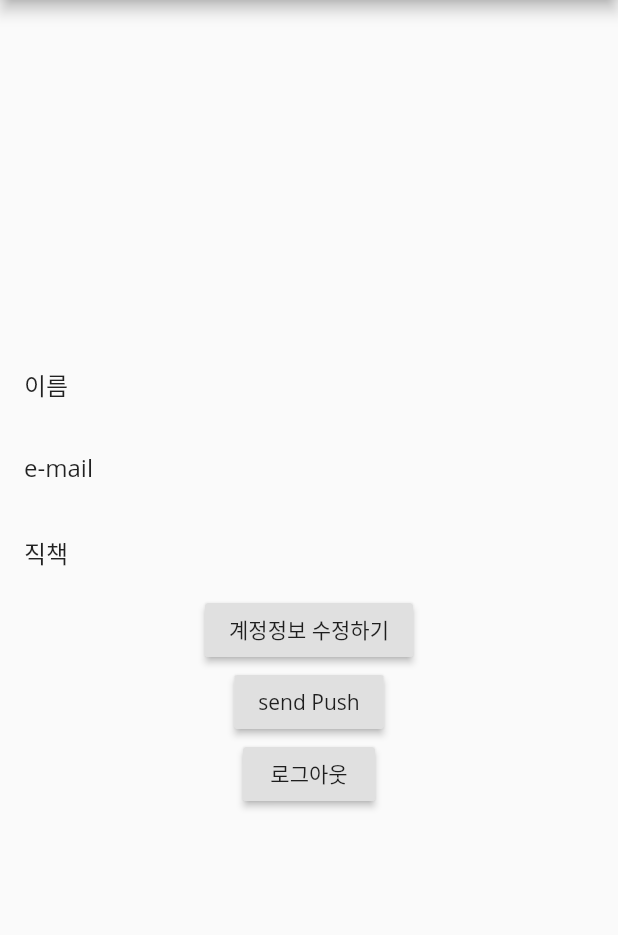
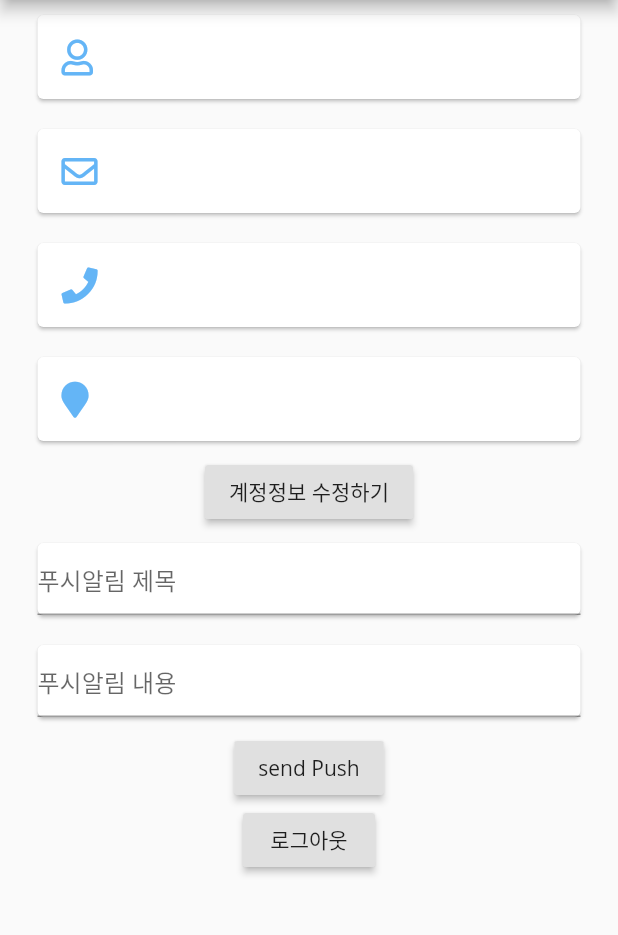
Before and after one commit to soo-oon/CheQ-in, a Flutter app: the BackEndHomeView screen opened directly, tab 4 chosen, after a tap on "send Push", on a phone screen of 412 x 824 dp, the part 84-1019 px from its top. Run offline on Flutter 3.47's test engine with Material 2 defaults, Android fonts, the phone set to English and light mode, and no system bars; our stand-ins replace cloud_firestore, convex_bottom_bar, firebase_auth, firebase_messaging, font_awesome_flutter, get_it and 3 more; missing offline and left inert: dart:ffi, json_table, qrscan; accounts and stored records are empty; generated files the repository leaves out were written again; network calls fail; Roboto replaces fonts that are missing (Open Sans); statements that could not run were skipped.

Commit message:
Fixed merge crashes

```diff
--- a/lib/backend/viewModels/building_view_model.dart
+++ /dev/null
@@ -1,29 +0,0 @@
-import 'package:checkin/backend/viewModels/base_model.dart';
-import 'package:checkin/constants/route_names.dart';
-import 'package:checkin/locator.dart';
-import 'package:checkin/models/user.dart';
-import 'package:checkin/services/authentication_service.dart';
-import 'package:checkin/services/firestore_service.dart';
-import 'package:checkin/services/navigation_service.dart';
-
-class BuildingViewModel extends BaseModel {
-  final AuthenticationService _authenticationService = locator<AuthenticationService>();
-  final NavigationService _navigationService = locator<NavigationService>();
-
-  final FirestoreService _firestoreService = locator<FirestoreService>();
-  User user;
-
-  init() async{
-    setBusy(true);
-    user = await _firestoreService.getUser(
-    currentUser.id);
-    setBusy(false);
-  }
-
-  void signOut() {
-    setBusy(true);
-    _authenticationService.signOut();
-    _navigationService.navigateTo(LoginViewRoute);
-    setBusy(false);
-  }
-}
--- a/lib/backend/viewModels/info_view_model.dart
+++ b/lib/backend/viewModels/info_view_model.dart
@@ -16,7 +16,6 @@ class InfoViewModel extends BaseModel {
 
   TextEditingController titleController = TextEditingController();
   TextEditingController bodyController = TextEditingController();
-
 
   User user;
 
--- a/lib/backend/views/building_view.dart
+++ /dev/null
@@ -1,22 +0,0 @@
-import 'package:checkin/frontend/viewModels/building_view_model.dart';
-import 'package:flutter/material.dart';
-import 'package:provider_architecture/provider_architecture.dart';
-
-class InfoView extends StatelessWidget {
-  @override
-  Widget build(BuildContext context) {
-    return ViewModelProvider<BuildingViewModel>.withConsumer(
-      viewModelBuilder: () => BuildingViewModel(),
-      builder: (context, model, child) => SafeArea(
-            child: Center(
-              child: Column(
-                crossAxisAlignment: CrossAxisAlignment.center,
-                mainAxisAlignment: MainAxisAlignment.center,
-                children: [
-                ],
-              ),
-            ),
-          )
-    );
-  }
-}
--- a/lib/backend/views/info_view.dart
+++ b/lib/backend/views/info_view.dart
@@ -1,5 +1,6 @@
 import 'package:checkin/backend/viewModels/info_view_model.dart';
 import 'package:flutter/material.dart';
+import 'package:font_awesome_flutter/font_awesome_flutter.dart';
 import 'package:provider_architecture/provider_architecture.dart';
 
 class InfoView extends StatelessWidget {
@@ -8,6 +9,7 @@ class InfoView extends StatelessWidget {
     return ViewModelProvider<InfoViewModel>.withConsumer(
         viewModelBuilder: () => InfoViewModel(),
         builder: (context, model, child) => SafeArea(
+              child: SingleChildScrollView(
                 child: Center(
                   child: Column(
                     crossAxisAlignment: CrossAxisAlignment.center,
@@ -15,19 +17,58 @@ class InfoView extends StatelessWidget {
                     children: [
                       ListView(
                         shrinkWrap: true,
-                      physics: const NeverScrollableScrollPhysics(),
                         children: <Widget>[
-                        ListTile(
-                          title: Text("이름"),
-                          trailing: Text(model.currentUser.fullName),
+                          Card(
+                            margin: EdgeInsets.symmetric(
+                                vertical: 10.0, horizontal: 25),
+                            child: ListTile(
+                              leading: FaIcon(
+                                FontAwesomeIcons.user,
+                                color: Colors.blue[300],
                               ),
-                        ListTile(
-                          title: Text("e-mail"),
-                          trailing: Text(model.currentUser.email),
+                              title: Text(
+                                model.currentUser.fullName,
                               ),
-                        ListTile(
-                          title: Text("직책"),
-                          trailing: Text(model.currentUser.userRole),
+                            ),
+                          ),
+                          Card(
+                            margin: EdgeInsets.symmetric(
+                                vertical: 10.0, horizontal: 25),
+                            child: ListTile(
+                              leading: FaIcon(
+                                FontAwesomeIcons.envelope,
+                                color: Colors.blue[300],
+                              ),
+                              title: Text(
+                                model.currentUser.email,
+                              ),
+                            ),
+                          ),
+                          Card(
+                            margin: EdgeInsets.symmetric(
+                                vertical: 10.0, horizontal: 25),
+                            child: ListTile(
+                              leading: FaIcon(
+                                FontAwesomeIcons.phone,
+                                color: Colors.blue[300],
+                              ),
+                              title: Text(
+                                model.currentUser.phoneNumber,
+                              ),
+                            ),
+                          ),
+                          Card(
+                            margin: EdgeInsets.symmetric(
+                                vertical: 10.0, horizontal: 25),
+                            child: ListTile(
+                              leading: FaIcon(
+                                FontAwesomeIcons.mapMarker,
+                                color: Colors.blue[300],
+                              ),
+                              title: Text(
+                                model.currentUser.address,
+                              ),
+                            ),
                           ),
                         ],
                       ),
@@ -35,10 +76,27 @@ class InfoView extends StatelessWidget {
                         child: Text("계정정보 수정하기"),
                         onPressed: () {},
                       ),
+                      Card(
+                          margin: EdgeInsets.symmetric(
+                              vertical: 10.0, horizontal: 25),
+                          child: TextField(
+                            controller: model.titleController,
+                            decoration: InputDecoration(hintText: "푸시알림 제목"),
+                          )),
+                      Card(
+                          margin: EdgeInsets.symmetric(
+                              vertical: 10.0, horizontal: 25),
+                          child: TextField(
+                            controller: model.bodyController,
+                            decoration: InputDecoration(hintText: "푸시알림 내용"),
+                          )),
                       RaisedButton(
                         child: Text("send Push"),
                         onPressed: () {
-                        model.sendPush("", "");
+                          model.sendPush(model.titleController.text,
+                              model.bodyController.text);
+                          model.titleController.clear();
+                          model.bodyController.clear();
                         },
                       ),
                       RaisedButton(
@@ -50,6 +108,7 @@ class InfoView extends StatelessWidget {
                     ],
                   ),
                 ),
+              ),
             ));
   }
 }
--- a/lib/backend/views/visitor_view.dart
+++ b/lib/backend/views/visitor_view.dart
@@ -1,6 +1,6 @@
 import 'package:checkin/backend/viewModels/visitor_view_model.dart';
 import 'package:flutter/material.dart';
-import 'package:line_awesome_icons/line_awesome_icons.dart';
+import 'package:font_awesome_flutter/font_awesome_flutter.dart';
 import 'package:provider_architecture/provider_architecture.dart';
 import 'package:json_table/json_table.dart';
 
@@ -78,7 +78,7 @@ class VisitorView extends StatelessWidget {
                                 },
                               ),
                               FlatButton(
-                                child: Icon(LineAwesomeIcons.search),
+                                child: Icon(FontAwesomeIcons.search),
                                 onPressed: () {},
                               )
                             ],
--- a/lib/frontend/viewModels/building_view_model.dart
+++ b/lib/frontend/viewModels/building_view_model.dart
@@ -3,12 +3,15 @@ import 'package:checkin/models/log.dart';
 import 'package:checkin/services/firestore_service.dart';
 
 import 'package:checkin/locator.dart';
+import 'package:checkin/services/navigation_service.dart';
 import 'package:flutter/material.dart';
 import 'package:intl/intl.dart';
 import '../../backend/viewModels/base_model.dart';
 
 class BuildingViewModel extends BaseModel {
   final FirestoreService _firestoreService = locator<FirestoreService>();
+  final NavigationService navigationService = locator<NavigationService>();
+
   List<Building> _buildings;
   bool isAdmin = false;
   List<Building> get buildings => _buildings;
--- a/lib/frontend/views/building_view.dart
+++ b/lib/frontend/views/building_view.dart
@@ -96,6 +96,7 @@ Widget buildingCard(
               ],
             ),
             context: context,
+
           );
       },
       child: Card(
--- a/pubspec.yaml
+++ b/pubspec.yaml
@@ -35,8 +35,7 @@ dependencies:
   json_table: ^1.4.0
   intl:
   shared_preferences:
-  line_awesome_icons:
-
+  font_awesome_flutter: ^8.8.1
 
   json_serializable: ^3.3.0
 
```
Also changed, not shown: pubspec.lock, 2 other files. Lines whose indentation alone changed are shown as unchanged.
